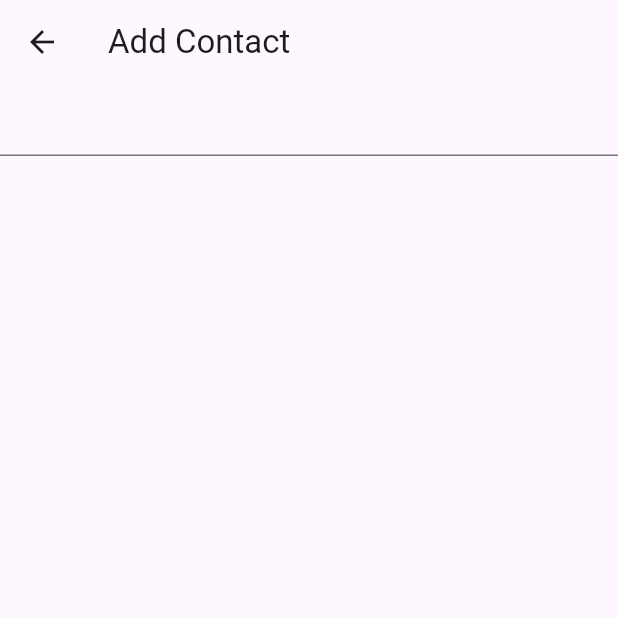
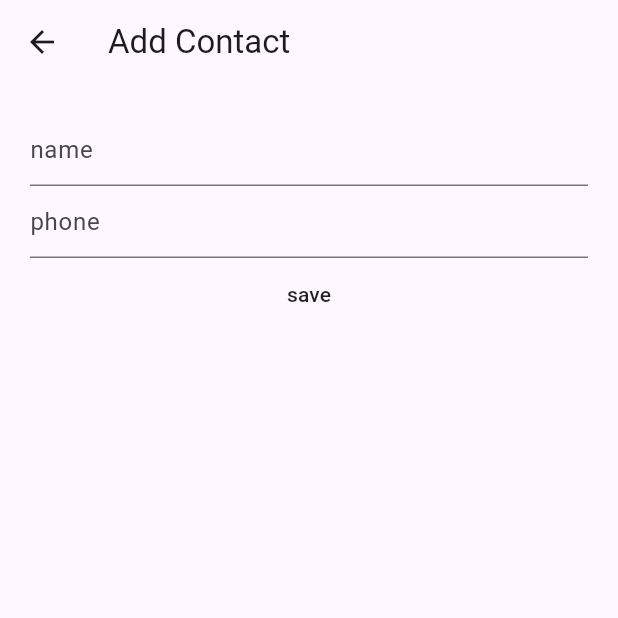
Before and after one commit to jhalto/sqflite_practice, a Flutter app: the screen it shows after launch, after a tap on the "add" icon, on a phone screen of 412 x 824 dp, the top half of it. Run offline on Flutter 3.47's test engine with Material 3 defaults, Android fonts, the phone set to English and light mode, and no system bars; our stand-ins replace sqflite; accounts and stored records are empty.

Commit message:
add contact

```diff
--- a/lib/add_contact.dart
+++ b/lib/add_contact.dart
@@ -1,16 +1,46 @@
 import 'package:flutter/material.dart';
+import 'package:sqflite_practice/contact.dart';
+import 'package:sqflite_practice/db_helper.dart';
 
-class AddContact extends StatelessWidget {
+class AddContact extends StatefulWidget {
   const AddContact({super.key});
+
+  @override
+  State<AddContact> createState() => _AddContactState();
+}
+
+class _AddContactState extends State<AddContact> {
+TextEditingController nameController = TextEditingController();
+TextEditingController phoneController = TextEditingController();
 
   @override
   Widget build(BuildContext context) {
     return Scaffold(
       appBar: AppBar(title: Text("Add Contact"),),
-      body: Column(
-        children: [
-          TextField(),
-        ],
+      body: Container(
+        padding: EdgeInsets.all(20),
+        child: Column(
+          children: [
+            TextField(
+              controller: nameController,
+              decoration: InputDecoration(
+                hintText: 'name'
+              ),
+            ),
+            TextField(
+              controller: phoneController,
+              decoration: InputDecoration(
+                  hintText: 'phone'
+              ),
+            ),
+            MaterialButton(onPressed: ()async{
+
+             await DbHelper.createContact(
+                 Contact(name: nameController.text, phone: phoneController.text));
+             Navigator.pop(context);
+            },child: Text("save"),)
+          ],
+        ),
       ),
     );
   }
--- a/lib/db_helper.dart
+++ b/lib/db_helper.dart
@@ -3,37 +3,37 @@ import 'package:path/path.dart';
 
 import 'contact.dart';
 class DbHelper{
-  Future<Database> initDb()async{
+  static Future<Database> initDb()async{
     var dbPath = await getDatabasesPath();
     String path = join(dbPath, 'demo.db');
 
     return await openDatabase(path, version: 1,onCreate: _onCreate);
   }
 
-  Future _onCreate(Database db,int version)async{
+  static Future _onCreate(Database db,int version)async{
     var sql =  ''' CREATE TABLE contact (id INTEGER PRIMARY KEY, name TEXT, phone TEXT)''';
     await db.execute(sql);
   }
-  Future<int> createContact(Contact contact)async{
-    Database db = await DbHelper().initDb();
+  static Future<int> createContact(Contact contact)async{
+    Database db = await DbHelper.initDb();
     return await db.insert('contact', contact.toMap() );
 
   }
-  Future<List<Contact>> readContact()async{
-    Database db = await DbHelper().initDb();
+  static Future<List<Contact>> readContact()async{
+    Database db = await DbHelper.initDb();
     var contact = await db.query('contact');
     List<Contact> contactList = contact.isNotEmpty ?
         contact.map((e) => Contact.fromMap(e)).toList()
         :[];
     return contactList;
   }
-   Future<int> updateContact(Contact contact)async{
-     Database db = await DbHelper().initDb();
+   static Future<int> updateContact(Contact contact)async{
+     Database db = await DbHelper.initDb();
     return await db.update('contact', contact.toMap(),
     where: 'id =?',whereArgs: [contact.id]);
    }
-  Future<int> deleteContact(int id)async{
-    Database db = await DbHelper().initDb();
+  static Future<int> deleteContact(int id)async{
+    Database db = await DbHelper.initDb();
     return await db.delete('contact',
         where: 'id =?',whereArgs: [id]);
   }
--- a/lib/home.dart
+++ b/lib/home.dart
@@ -5,7 +5,8 @@ import 'package:sqflite_practice/db_helper.dart';
 import 'contact.dart';
 
 class Home extends StatefulWidget {
-  const Home({super.key});
+  // const Home({super.key});
+  Contact ?contact;
 
   @override
   State<Home> createState() => _HomeState();
@@ -18,7 +19,7 @@ class _HomeState extends State<Home> {
       appBar: AppBar(
         title: Text("Contact List"),centerTitle: true,),
       body: FutureBuilder(
-          future: DbHelper().readContact(), builder: (BuildContext context,AsyncSnapshot<List<Contact>> snapshot){
+          future: DbHelper.readContact(), builder: (BuildContext context,AsyncSnapshot<List<Contact>> snapshot){
            if(!snapshot.hasData){
              return Center(
                child: Column(
@@ -35,15 +36,25 @@ class _HomeState extends State<Home> {
            ):ListView(
              children: snapshot.data!.map((e) => Center(
                child: ListTile(
-                 title: Text(e.name),
+                 title: Text(e.name,style: TextStyle(color: Colors.black),),
                  subtitle: Text(e.phone),
-                 trailing: IconButton(onPressed: (){}, icon: Icon(Icons.delete)),
+                 trailing: IconButton(onPressed: ()async{
+                  await DbHelper.deleteContact(e.id!);
+                  setState(() {
+
+                  });
+                 }, icon: Icon(Icons.delete)),
                ),
              ),).toList(),
            );
       }),
       floatingActionButton: FloatingActionButton(onPressed: (){
-        Navigator.push(context, MaterialPageRoute(builder: (context) => AddContact(),));
+        Navigator.push(context, MaterialPageRoute(builder: (context) => AddContact(
+
+        ),));
+        setState(() {
+
+        });
       },child: Icon(Icons.add),),
     );
   }
```
